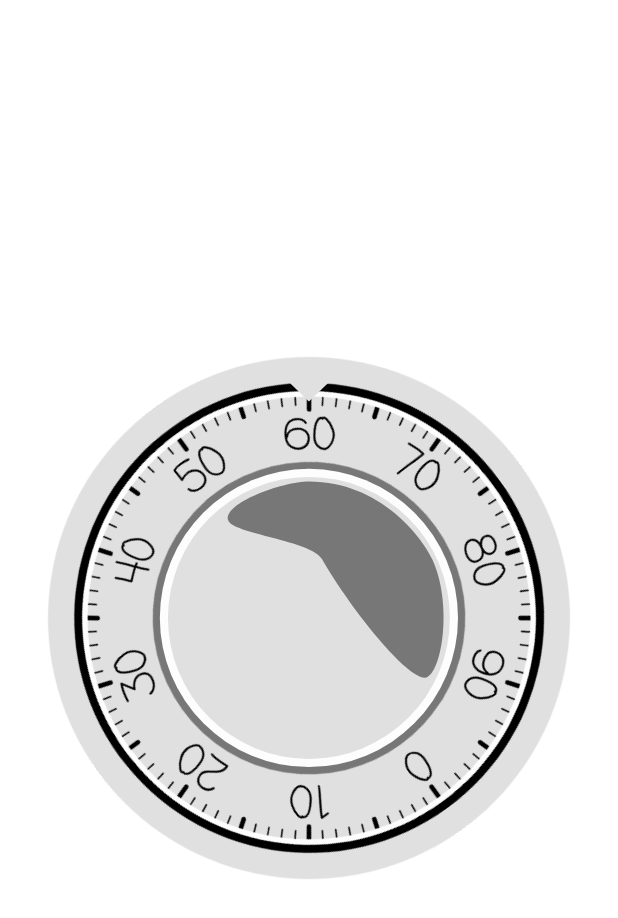
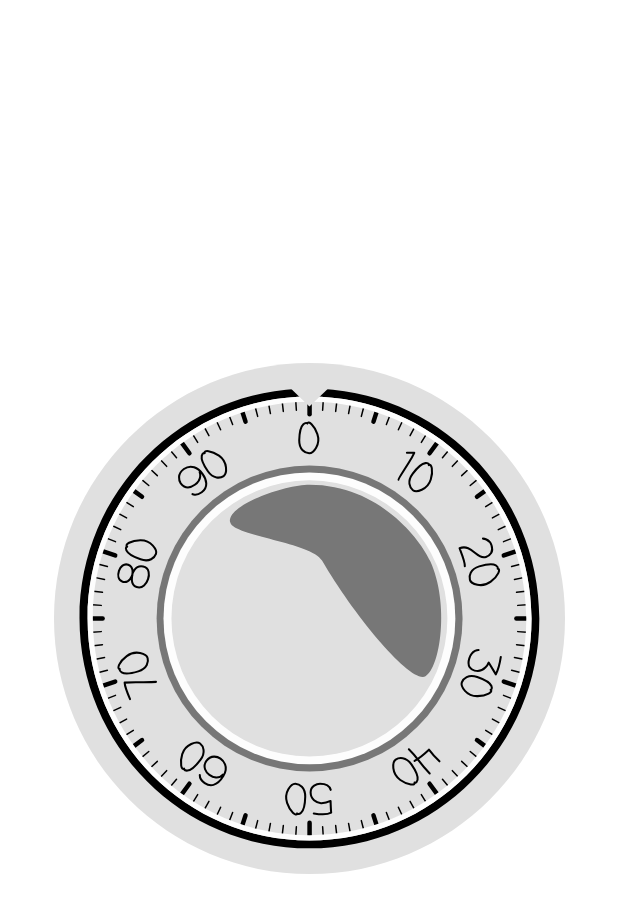
Before and after one commit to Novychen/Karma, an Android app: the fragment LevelSevenFragment placed in its activity, on a phone screen of 412 x 824 dp. Shown: the top 918 px of the screen. Run offline under Robolectric (Android 15) with nearby library versions, the phone set to English and light mode, and no system bars.

Commit message:
7.Level - Safe Lock rotates per touch!

```diff
--- a/app/src/main/java/com/example/karma/DrawLineWithFinger.java
+++ b/app/src/main/java/com/example/karma/DrawLineWithFinger.java
@@ -13,7 +13,6 @@ import android.view.View;
 
 public class DrawLineWithFinger extends View {
     final static String TAG = "at.fhooe.mc.karma DrawLineWithFinger";
-
 
     private Paint mPaint;
     private Path mPath;
--- a/app/src/main/res/layout/fragment_level_seven.xml
+++ b/app/src/main/res/layout/fragment_level_seven.xml
@@ -9,10 +9,9 @@
 
     <ImageView
         android:id="@+id/fragment_level_7_numbers"
-        android:layout_width="0dp"
-        android:layout_height="0dp"
+        android:layout_width="wrap_content"
+        android:layout_height="wrap_content"
         android:background="@drawable/ic_safelock_nummers"
-        android:rotation="144"
         app:layout_constraintBottom_toBottomOf="@+id/fragment_level_7_safe_lock"
         app:layout_constraintDimensionRatio="1:1"
         app:layout_constraintEnd_toEndOf="@+id/fragment_level_7_safe_lock"
@@ -21,8 +20,8 @@
 
     <ImageView
         android:id="@+id/fragment_level_7_safe_lock"
-        android:layout_width="0dp"
-        android:layout_height="0dp"
+        android:layout_width="wrap_content"
+        android:layout_height="wrap_content"
         android:layout_marginStart="32dp"
         android:layout_marginEnd="32dp"
         android:background="@drawable/ic_safelock"
```
Also changed, not shown: app/src/main/java/com/example/karma/LevelSevenFragment.java (+60 -21 lines).
